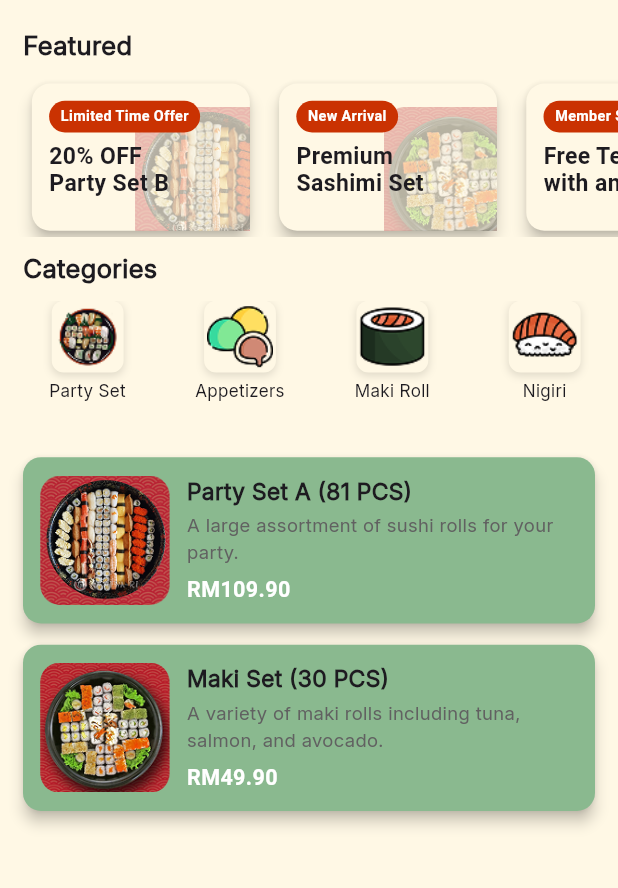
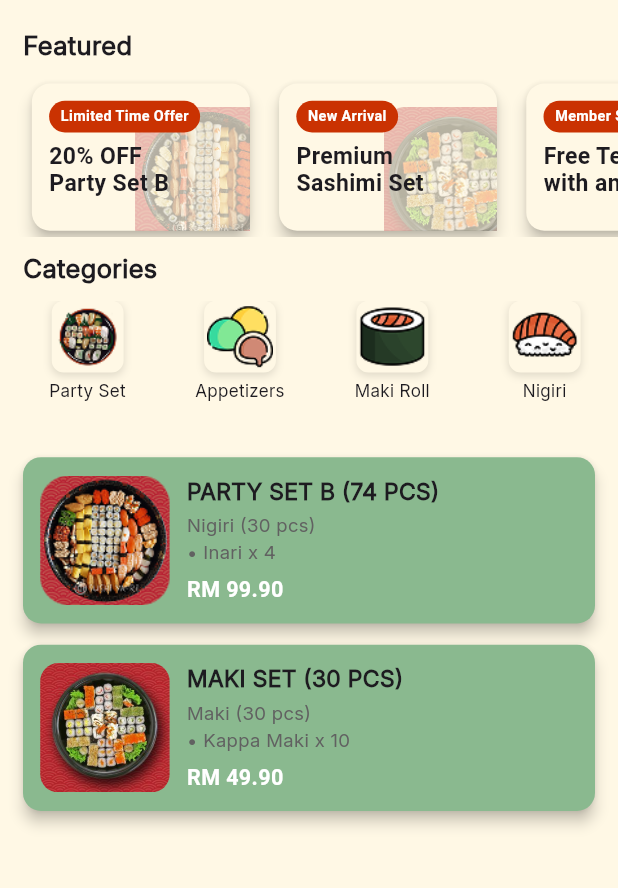
Before and after one commit to raymondlhh/Mobile_A1, a Flutter app: the DetailHomeScreen screen opened by its route, on a phone screen of 412 x 824 dp, the part 326-1214 px from its top. Run offline on Flutter 3.47's test engine with Material 3 defaults, Android fonts, the phone set to English and light mode, and no system bars; our stand-ins replace cloud_firestore, firebase_auth, firebase_core, image_picker, video_player; accounts and stored records are empty; Roboto replaces fonts that are missing (Noto Serif JP).

Commit message:
detail-main page

```diff
--- a/lib/screens/home/detail_home_screen.dart
+++ b/lib/screens/home/detail_home_screen.dart
@@ -3,9 +3,39 @@ import 'package:flutter/material.dart';
 import '../menu/menu_screen.dart';
 import '../menu/item_detail_page.dart';
 import '../../models/menu_item.dart';
+import '../../data/menu_data.dart';
 
-class DetailHomeScreen extends StatelessWidget {
+class DetailHomeScreen extends StatefulWidget {
   const DetailHomeScreen({super.key});
+
+  @override
+  _DetailHomeScreenState createState() => _DetailHomeScreenState();
+}
+
+class _DetailHomeScreenState extends State<DetailHomeScreen> {
+  String selectedCategory = 'Party Set';
+  List<MenuItem> displayedItems = [];
+
+  @override
+  void initState() {
+    super.initState();
+    _updateDisplayedItems();
+  }
+
+  void _updateDisplayedItems() {
+    final items =
+        menuItems
+            .where(
+              (item) => item.imagePath.toLowerCase().contains(
+                selectedCategory.toLowerCase().replaceAll(' ', '_'),
+              ),
+            )
+            .toList();
+    items.shuffle();
+    setState(() {
+      displayedItems = items.take(2).toList();
+    });
+  }
 
   @override
   Widget build(BuildContext context) {
@@ -220,53 +250,117 @@ class DetailHomeScreen extends StatelessWidget {
                             physics: const BouncingScrollPhysics(),
                             scrollDirection: Axis.horizontal,
                             children: [
-                              _buildCategory(
+                              GestureDetector(
+                                onTap: () {
+                                  setState(() {
+                                    selectedCategory = 'Party Set';
+                                    _updateDisplayedItems();
+                                  });
+                                },
+                                child: _buildCategory(
                                   'Party Set',
                                   'assets/images/icons/menu_sidebar/party_set.png',
                                   scaleWidth,
                                   scaleHeight,
                                 ),
-                              _buildCategory(
+                              ),
+                              GestureDetector(
+                                onTap: () {
+                                  setState(() {
+                                    selectedCategory = 'Appetizers';
+                                    _updateDisplayedItems();
+                                  });
+                                },
+                                child: _buildCategory(
                                   'Appetizers',
                                   'assets/images/icons/menu_sidebar/appetizers.png',
                                   scaleWidth,
                                   scaleHeight,
                                 ),
-                              _buildCategory(
+                              ),
+                              GestureDetector(
+                                onTap: () {
+                                  setState(() {
+                                    selectedCategory = 'Maki Roll';
+                                    _updateDisplayedItems();
+                                  });
+                                },
+                                child: _buildCategory(
                                   'Maki Roll',
                                   'assets/images/icons/menu_sidebar/maki_roll.png',
                                   scaleWidth,
                                   scaleHeight,
                                 ),
-                              _buildCategory(
+                              ),
+                              GestureDetector(
+                                onTap: () {
+                                  setState(() {
+                                    selectedCategory = 'Nigiri';
+                                    _updateDisplayedItems();
+                                  });
+                                },
+                                child: _buildCategory(
                                   'Nigiri',
                                   'assets/images/icons/menu_sidebar/nigiri.png',
                                   scaleWidth,
                                   scaleHeight,
                                 ),
-                              _buildCategory(
+                              ),
+                              GestureDetector(
+                                onTap: () {
+                                  setState(() {
+                                    selectedCategory = 'Gunkan';
+                                    _updateDisplayedItems();
+                                  });
+                                },
+                                child: _buildCategory(
                                   'Gunkan',
                                   'assets/images/icons/menu_sidebar/gunkan.png',
                                   scaleWidth,
                                   scaleHeight,
                                 ),
-                              _buildCategory(
+                              ),
+                              GestureDetector(
+                                onTap: () {
+                                  setState(() {
+                                    selectedCategory = 'Curry Set';
+                                    _updateDisplayedItems();
+                                  });
+                                },
+                                child: _buildCategory(
                                   'Curry Set',
                                   'assets/images/icons/menu_sidebar/curry_set.png',
                                   scaleWidth,
                                   scaleHeight,
                                 ),
-                              _buildCategory(
+                              ),
+                              GestureDetector(
+                                onTap: () {
+                                  setState(() {
+                                    selectedCategory = 'Condiments';
+                                    _updateDisplayedItems();
+                                  });
+                                },
+                                child: _buildCategory(
                                   'Condiments',
                                   'assets/images/icons/menu_sidebar/condiments.png',
                                   scaleWidth,
                                   scaleHeight,
                                 ),
-                              _buildCategory(
+                              ),
+                              GestureDetector(
+                                onTap: () {
+                                  setState(() {
+                                    selectedCategory = 'Drinks';
+                                    _updateDisplayedItems();
+                                  });
+                                },
+                                child: _buildCategory(
                                   'Drinks',
                                   'assets/images/icons/menu_sidebar/drinks.png',
                                   scaleWidth,
                                   scaleHeight,
+                                ),
                               ),
                             ],
                           ),
@@ -287,11 +381,12 @@ class DetailHomeScreen extends StatelessWidget {
                       shrinkWrap: true,
                       physics: const NeverScrollableScrollPhysics(),
                       padding: EdgeInsets.zero,
-                      itemCount: 2,
+                      itemCount: displayedItems.length,
                       itemBuilder: (context, index) {
+                        final item = displayedItems[index];
                         return _buildMenuItem(
                           context,
-                          index,
+                          item,
                           scaleWidth,
                           scaleHeight,
                         );
@@ -356,58 +451,16 @@ class DetailHomeScreen extends StatelessWidget {
 
   Widget _buildMenuItem(
     BuildContext context,
-    int index,
+    MenuItem item,
     double scaleWidth,
     double scaleHeight,
   ) {
-    List<MenuItem> menuItems = [
-      const MenuItem(
-        name: 'Party Set A (81 PCS)',
-        price: 'RM109.90',
-        description: 'A large assortment of sushi rolls for your party.',
-        imagePath: 'assets/images/icons/detail_home_screen/partset1.png',
-        ratings: 5.0,
-        reviews: [
-          Review(
-            reviewerName: 'Michael See',
-            reviewerAvatar: 'assets/images/avatars/caleb.png',
-            comment: 'Sangat sedap dan segar!',
-          ),
-          Review(
-            reviewerName: 'Caleb Martin',
-            reviewerAvatar: 'assets/images/avatars/caleb.png',
-            comment: 'Rasanya padu sgt,akn beli lagi',
-          ),
-        ],
-      ),
-      const MenuItem(
-        name: 'Maki Set (30 PCS)',
-        price: 'RM49.90',
-        description:
-            'A variety of maki rolls including tuna, salmon, and avocado.',
-        imagePath: 'assets/images/icons/detail_home_screen/partset2.png',
-        ratings: 4.8,
-        reviews: [
-          Review(
-            reviewerName: 'Aina Rahman',
-            reviewerAvatar: 'assets/images/avatars/aina.png',
-            comment: 'Banyak pilihan, sesuai untuk keluarga!',
-          ),
-          Review(
-            reviewerName: 'Jason Lim',
-            reviewerAvatar: 'assets/images/avatars/jason.png',
-            comment: 'Fresh and delicious, will order again.',
-          ),
-        ],
-      ),
-    ];
-
     return GestureDetector(
       onTap: () {
         Navigator.push(
           context,
           MaterialPageRoute(
-            builder: (context) => ItemDetailPage(menuItem: menuItems[index]),
+            builder: (context) => ItemDetailPage(menuItem: item),
           ),
         );
       },
@@ -427,7 +480,7 @@ class DetailHomeScreen extends StatelessWidget {
                 decoration: BoxDecoration(
                   borderRadius: BorderRadius.circular(12),
                   image: DecorationImage(
-                    image: AssetImage(menuItems[index].imagePath),
+                    image: AssetImage(item.imagePath),
                     fit: BoxFit.cover,
                   ),
                 ),
@@ -439,7 +492,7 @@ class DetailHomeScreen extends StatelessWidget {
                   crossAxisAlignment: CrossAxisAlignment.start,
                   children: [
                     Text(
-                      menuItems[index].name,
+                      item.name,
                       style: TextStyle(
                         fontSize: 16 * scaleWidth,
                         fontWeight: FontWeight.bold,
@@ -450,7 +503,7 @@ class DetailHomeScreen extends StatelessWidget {
                     ),
                     SizedBox(height: 4 * scaleHeight),
                     Text(
-                      menuItems[index].description,
+                      item.description,
                       style: TextStyle(
                         fontSize: 13 * scaleWidth,
                         fontFamily: 'Inter',
@@ -461,7 +514,7 @@ class DetailHomeScreen extends StatelessWidget {
                     ),
                     SizedBox(height: 6 * scaleHeight),
                     Text(
-                      menuItems[index].price,
+                      item.price,
                       style: TextStyle(
                         fontSize: 15 * scaleWidth,
                         fontWeight: FontWeight.bold,
```
Lines whose indentation alone changed are shown as unchanged.
